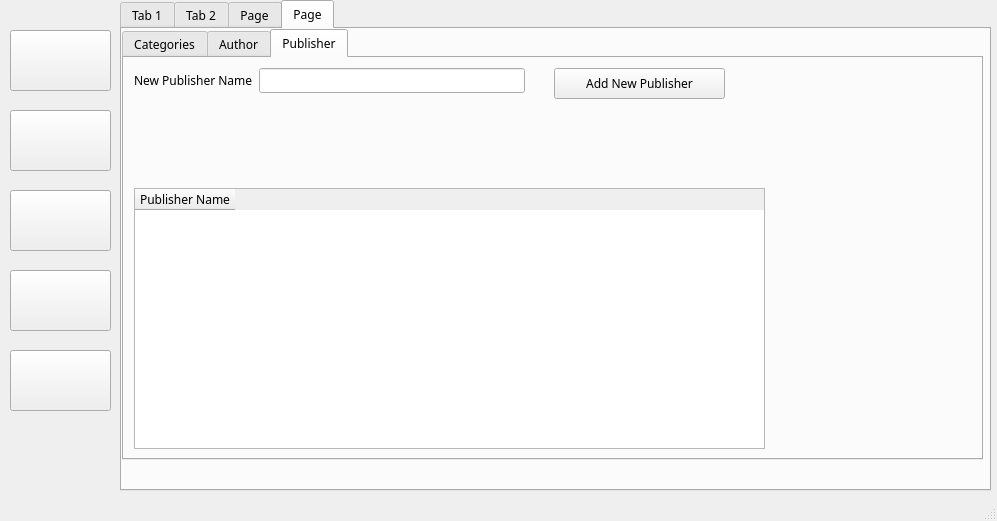
Above: mylib.ui from shashank-shark/LibraryManagementPyQt5 before the change. Below: the same form after it.
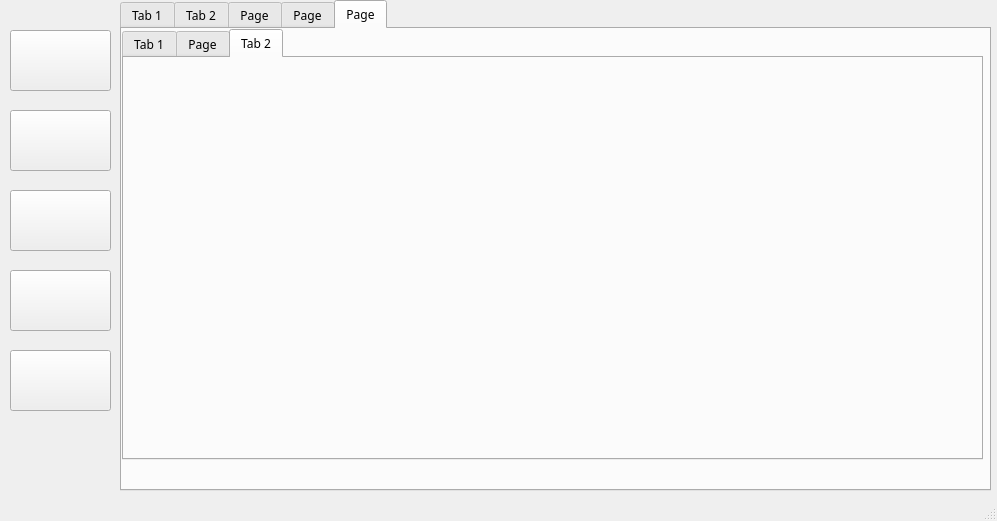
That is the form after the change. Icons and pictures are not drawn.

```diff
--- a/mylib.ui
+++ b/mylib.ui
@@ -144,7 +144,7 @@
      </font>
     </property>
     <property name="currentIndex">
-     <number>3</number>
+     <number>4</number>
     </property>
     <widget class="QWidget" name="tab">
      <attribute name="title">
@@ -1223,6 +1223,39 @@
       </widget>
      </widget>
     </widget>
+    <widget class="QWidget" name="tab_10">
+     <attribute name="title">
+      <string>Page</string>
+     </attribute>
+     <widget class="QTabWidget" name="tabWidget_4">
+      <property name="geometry">
+       <rect>
+        <x>0</x>
+        <y>0</y>
+        <width>861</width>
+        <height>431</height>
+       </rect>
+      </property>
+      <property name="currentIndex">
+       <number>2</number>
+      </property>
+      <widget class="QWidget" name="tab_11">
+       <attribute name="title">
+        <string>Tab 1</string>
+       </attribute>
+      </widget>
+      <widget class="QWidget" name="tab_13">
+       <attribute name="title">
+        <string>Page</string>
+       </attribute>
+      </widget>
+      <widget class="QWidget" name="tab_12">
+       <attribute name="title">
+        <string>Tab 2</string>
+       </attribute>
+      </widget>
+     </widget>
+    </widget>
    </widget>
   </widget>
   <widget class="QMenuBar" name="menubar">
```
